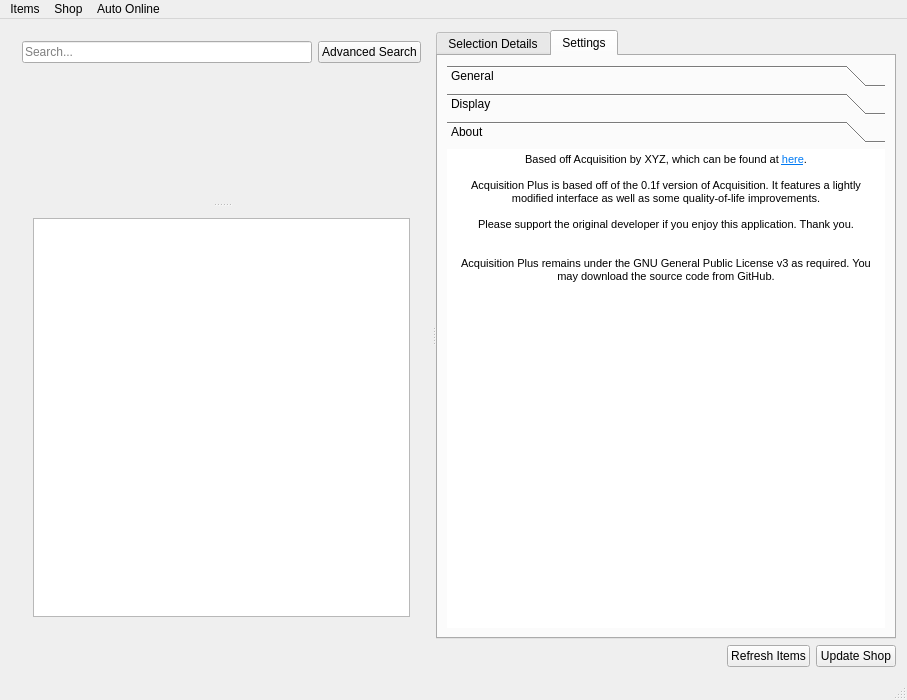
This is forms/mainwindow.ui in xyzz/acquisition as Qt 5 draws it before an edit. The edited form follows.
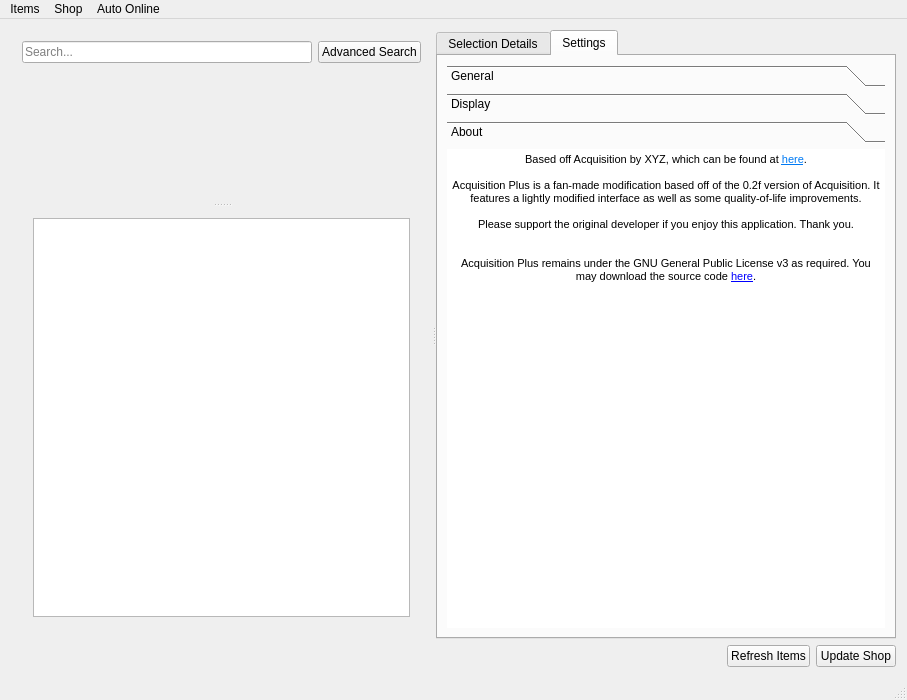
This is the edited form. The open tabs and pages were chosen to show the change. Icons and pictures are not drawn.

Commit message: Quick about page update.

Diff of the .ui file:
```diff
--- a/forms/mainwindow.ui
+++ b/forms/mainwindow.ui
@@ -965,8 +965,8 @@
              <rect>
               <x>0</x>
               <y>0</y>
-              <width>98</width>
-              <height>69</height>
+              <width>457</width>
+              <height>313</height>
              </rect>
             </property>
             <attribute name="label">
@@ -1003,12 +1003,12 @@
 &lt;/style&gt;&lt;/head&gt;&lt;body style=&quot; font-family:'MS Shell Dlg 2'; font-size:8.25pt; font-weight:400; font-style:normal;&quot;&gt;
 &lt;p align=&quot;center&quot; style=&quot; margin-top:0px; margin-bottom:0px; margin-left:0px; margin-right:0px; -qt-block-indent:0; text-indent:0px;&quot;&gt;&lt;span style=&quot; font-size:8pt;&quot;&gt;Based off Acquisition by XYZ, which can be found at &lt;/span&gt;&lt;a href=&quot;https://github.com/xyzz/acquisition&quot;&gt;&lt;span style=&quot; font-size:8pt; text-decoration: underline; color:#007af4;&quot;&gt;here&lt;/span&gt;&lt;/a&gt;&lt;span style=&quot; font-size:8pt;&quot;&gt;.&lt;/span&gt;&lt;/p&gt;
 &lt;p align=&quot;center&quot; style=&quot;-qt-paragraph-type:empty; margin-top:0px; margin-bottom:0px; margin-left:0px; margin-right:0px; -qt-block-indent:0; text-indent:0px; font-size:8pt;&quot;&gt;&lt;br /&gt;&lt;/p&gt;
-&lt;p align=&quot;center&quot; style=&quot; margin-top:0px; margin-bottom:0px; margin-left:0px; margin-right:0px; -qt-block-indent:0; text-indent:0px;&quot;&gt;&lt;span style=&quot; font-size:8pt;&quot;&gt;Acquisition Plus is based off of the 0.1f version of Acquisition. It features a lightly modified interface as well as some quality-of-life improvements.&lt;/span&gt;&lt;/p&gt;
+&lt;p align=&quot;center&quot; style=&quot; margin-top:0px; margin-bottom:0px; margin-left:0px; margin-right:0px; -qt-block-indent:0; text-indent:0px;&quot;&gt;&lt;span style=&quot; font-size:8pt;&quot;&gt;Acquisition Plus is a fan-made modification based off of the 0.2f version of Acquisition. It features a lightly modified interface as well as some quality-of-life improvements.&lt;/span&gt;&lt;/p&gt;
 &lt;p align=&quot;center&quot; style=&quot;-qt-paragraph-type:empty; margin-top:0px; margin-bottom:0px; margin-left:0px; margin-right:0px; -qt-block-indent:0; text-indent:0px; font-size:8pt;&quot;&gt;&lt;br /&gt;&lt;/p&gt;
 &lt;p align=&quot;center&quot; style=&quot; margin-top:0px; margin-bottom:0px; margin-left:0px; margin-right:0px; -qt-block-indent:0; text-indent:0px;&quot;&gt;&lt;span style=&quot; font-size:8pt;&quot;&gt;Please support the original developer if you enjoy this application. Thank you.&lt;/span&gt;&lt;/p&gt;
 &lt;p align=&quot;center&quot; style=&quot;-qt-paragraph-type:empty; margin-top:0px; margin-bottom:0px; margin-left:0px; margin-right:0px; -qt-block-indent:0; text-indent:0px; font-size:8pt;&quot;&gt;&lt;br /&gt;&lt;/p&gt;
 &lt;p align=&quot;center&quot; style=&quot;-qt-paragraph-type:empty; margin-top:0px; margin-bottom:0px; margin-left:0px; margin-right:0px; -qt-block-indent:0; text-indent:0px; font-size:8pt;&quot;&gt;&lt;br /&gt;&lt;/p&gt;
-&lt;p align=&quot;center&quot; style=&quot; margin-top:0px; margin-bottom:0px; margin-left:0px; margin-right:0px; -qt-block-indent:0; text-indent:0px;&quot;&gt;&lt;span style=&quot; font-size:8pt;&quot;&gt;Acquisition Plus remains under the GNU General Public License v3 as required. You may download the source code from GitHub.&lt;/span&gt;&lt;/p&gt;&lt;/body&gt;&lt;/html&gt;</string>
+&lt;p align=&quot;center&quot; style=&quot; margin-top:0px; margin-bottom:0px; margin-left:0px; margin-right:0px; -qt-block-indent:0; text-indent:0px;&quot;&gt;&lt;span style=&quot; font-size:8pt;&quot;&gt;Acquisition Plus remains under the GNU General Public License v3 as required. You may download the source code &lt;/span&gt;&lt;a href=&quot;https://github.com/Novynn/acquisitionplus&quot;&gt;&lt;span style=&quot; font-size:8pt; text-decoration: underline; color:#0000ff;&quot;&gt;here&lt;/span&gt;&lt;/a&gt;&lt;span style=&quot; font-size:8pt;&quot;&gt;.&lt;/span&gt;&lt;/p&gt;&lt;/body&gt;&lt;/html&gt;</string>
                </property>
               </widget>
              </item>
```
Left out of the diff: 2 changed lines with no effect on the pictures.
